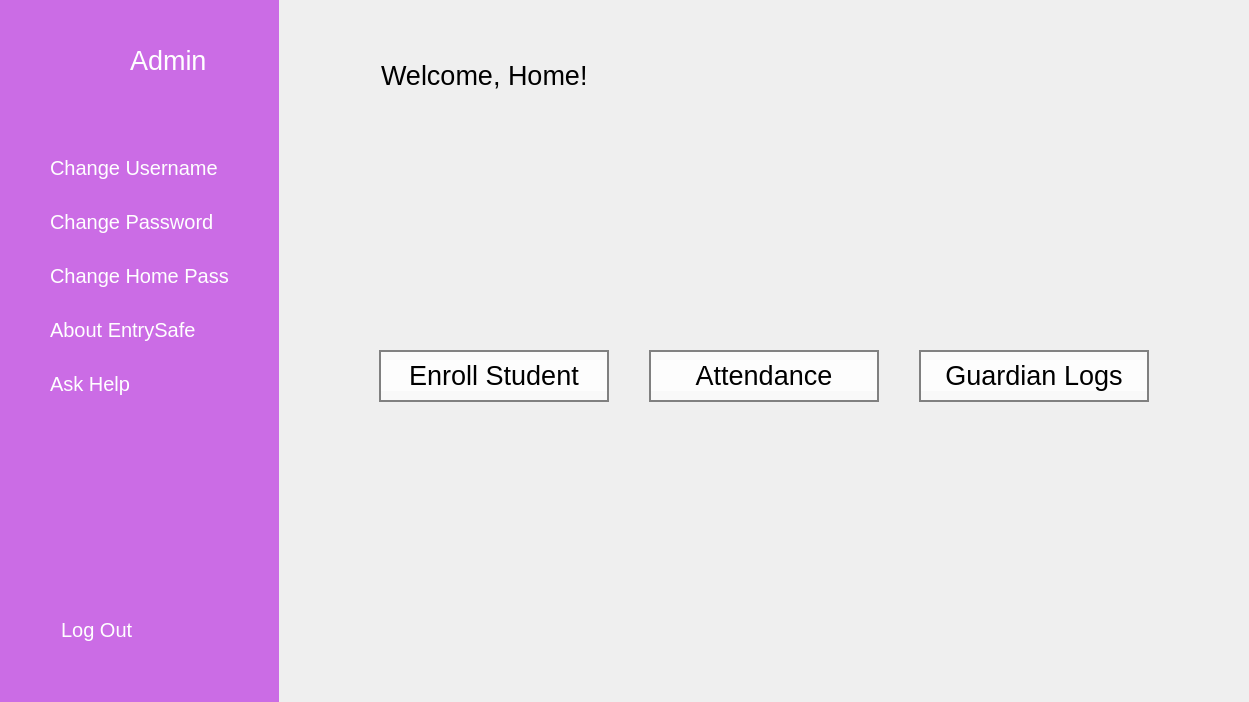
The window that ui/dashboard.ui (alexskh5/ENTRYSAFE) describes before a commit, drawn with Qt 5.
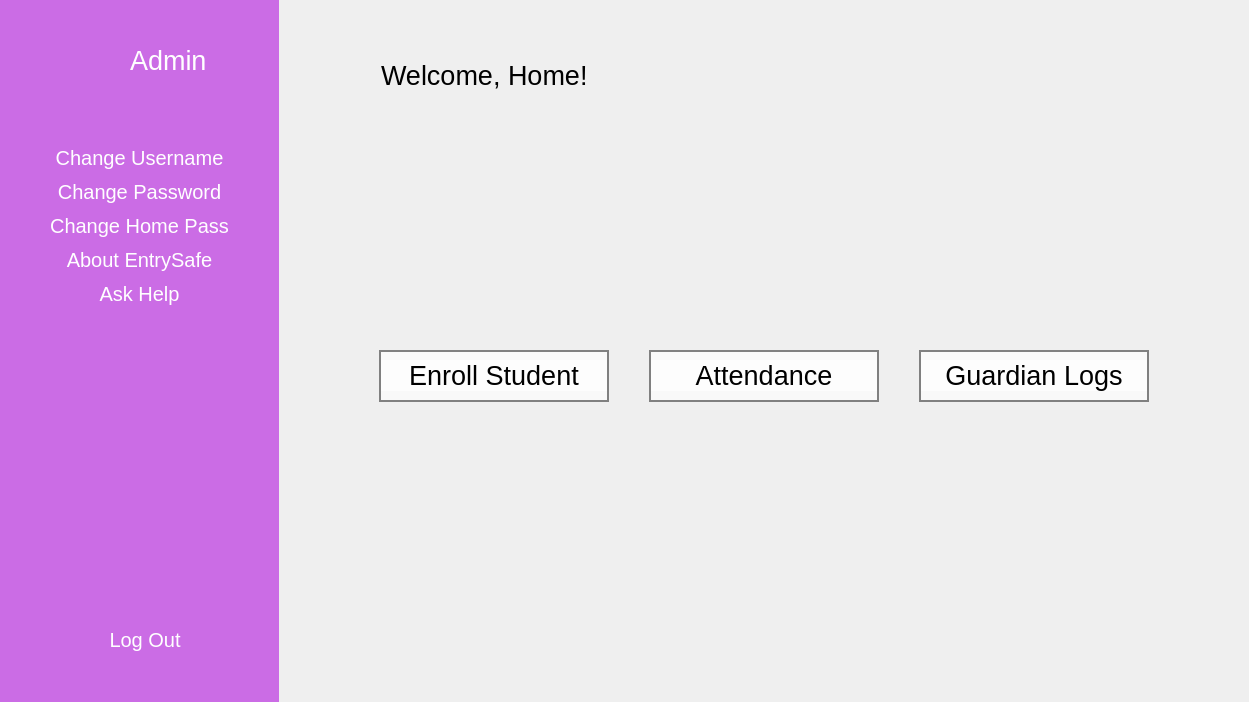
The same window after the commit. Icons and pictures are not drawn.

Commit message: update ui transparent frames

Diff of the .ui file:
```diff
--- a/ui/dashboard.ui
+++ b/ui/dashboard.ui
@@ -136,7 +136,9 @@
           <string notr="true">QPushButton{
 	Text-align: left;
 	padding: 10px 0px;
-}</string>
+}
+
+background-color: transparent;</string>
          </property>
          <property name="frameShape">
           <enum>QFrame::StyledPanel</enum>
@@ -287,7 +289,9 @@
           <string notr="true">QPushButton{
 	Text-align: left;
 	padding: 10px 0px;
-}</string>
+}
+
+background-color: transparent;</string>
          </property>
          <property name="frameShape">
           <enum>QFrame::StyledPanel</enum>
```
Left out of the diff: 18 changed lines with no effect on the pictures. The commit also changes 4 other files.
